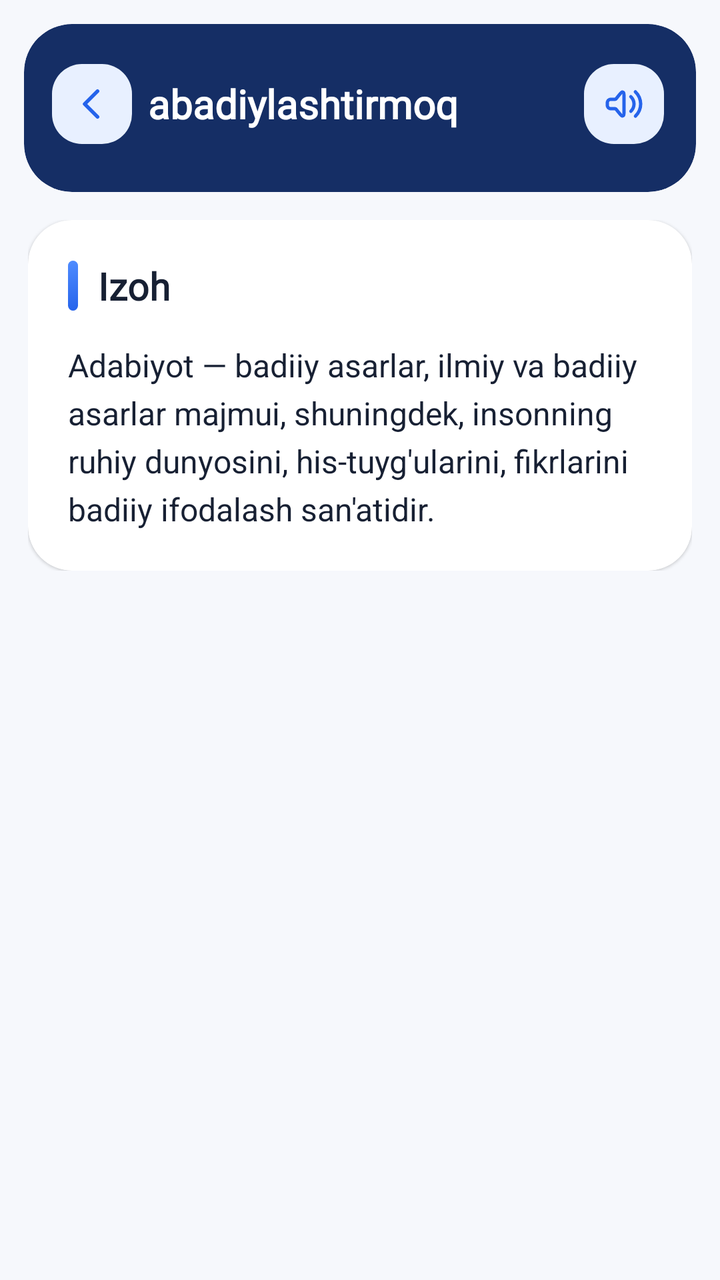
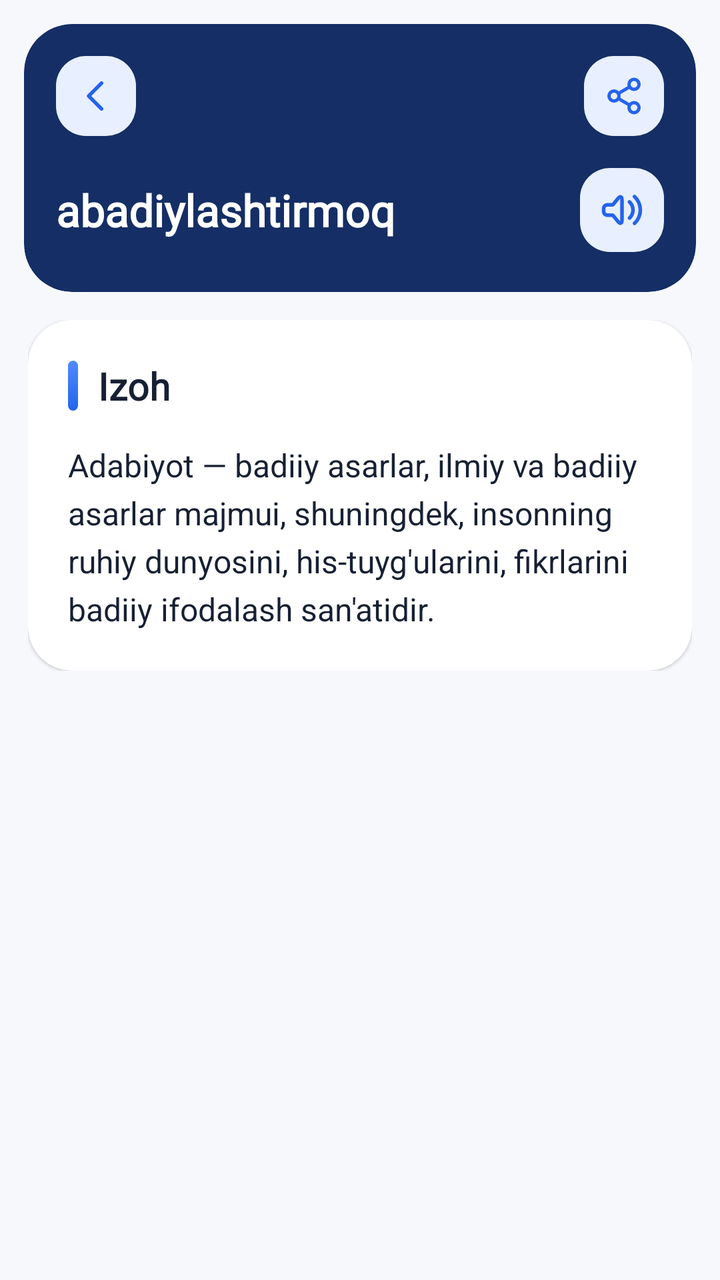

Two renders of the same Android screen: before a commit and after it. Below are the layout's source before the change and the commit's diff.
<!-- AndroidManifest.xml: application theme Theme.OzbekTiliningIzohliUgati -->
<!-- res/layout/fragment_dictionary_info.xml -->
<?xml version="1.0" encoding="utf-8"?>
<androidx.constraintlayout.widget.ConstraintLayout
    xmlns:android="http://schemas.android.com/apk/res/android"
    xmlns:app="http://schemas.android.com/apk/res-auto"
    xmlns:tools="http://schemas.android.com/tools"
    android:layout_width="match_parent"
    android:layout_height="match_parent"
    android:background="@color/settings_background"
    tools:context=".presentation.DictionaryInfoFragment">

    <androidx.cardview.widget.CardView
        android:id="@+id/topCard"
        android:layout_width="0dp"
        android:layout_height="wrap_content"
        android:layout_marginStart="12dp"
        android:layout_marginTop="12dp"
        android:layout_marginEnd="12dp"
        app:cardBackgroundColor="@color/header_blue"
        app:cardCornerRadius="24dp"
        app:cardElevation="0dp"
        app:layout_constraintEnd_toEndOf="parent"
        app:layout_constraintStart_toStartOf="parent"
        app:layout_constraintTop_toTopOf="parent">

        <androidx.constraintlayout.widget.ConstraintLayout
            android:layout_width="match_parent"
            android:layout_height="wrap_content"
            android:paddingTop="18dp"
            android:paddingBottom="22dp">

            <ImageView
                android:id="@+id/btn_back"
                android:layout_width="40dp"
                android:layout_height="40dp"
                android:layout_marginStart="14dp"
                android:background="@drawable/bg_back_button"
                android:padding="9dp"
                android:rotation="180"
                android:src="@drawable/right"
                app:layout_constraintBottom_toBottomOf="parent"
                app:layout_constraintStart_toStartOf="parent"
                app:layout_constraintTop_toTopOf="parent"
                app:tint="@color/primary_blue" />

            <FrameLayout
                android:id="@+id/word_container"
                android:layout_width="0dp"
                android:layout_height="wrap_content"
                android:layout_marginStart="8dp"
                android:layout_marginEnd="8dp"
                android:minHeight="44dp"
                app:layout_constraintBottom_toBottomOf="parent"
                app:layout_constraintEnd_toStartOf="@id/img_transcription_icon"
                app:layout_constraintStart_toEndOf="@id/btn_back"
                app:layout_constraintTop_toTopOf="parent">

                <TextView
                    android:id="@+id/tv_word"
                    android:layout_width="match_parent"
                    android:layout_height="wrap_content"
                    android:layout_gravity="center_vertical"
                    android:fontFamily="@font/inter"
                    android:gravity="center_vertical"
                    android:includeFontPadding="true"
                    android:maxLines="2"
                    android:singleLine="true"
                    android:ellipsize="none"
                    android:text="abadiylashtirmoq"
                    android:textColor="@color/white"
                    android:textSize="20sp"
                    android:textStyle="bold"
                    app:autoSizeTextType="uniform"
                    app:autoSizeMinTextSize="18sp"
                    app:autoSizeMaxTextSize="30sp"
                    app:autoSizeStepGranularity="1sp" />

            </FrameLayout>

            <ImageView
                android:id="@+id/img_transcription_icon"
                android:layout_width="40dp"
                android:layout_height="40dp"
                android:layout_marginEnd="16dp"
                android:background="@drawable/bg_back_button"
                android:padding="10dp"
                android:src="@drawable/speaker"
                app:layout_constraintBottom_toBottomOf="parent"
                app:layout_constraintEnd_toEndOf="parent"
                app:layout_constraintTop_toTopOf="parent"
                app:tint="@color/primary_blue" />

        </androidx.constraintlayout.widget.ConstraintLayout>

    </androidx.cardview.widget.CardView>

    <androidx.core.widget.NestedScrollView
        android:layout_width="0dp"
        android:layout_height="0dp"
        android:layout_marginTop="14dp"
        android:clipToPadding="false"
        android:paddingBottom="30dp"
        app:layout_constraintBottom_toBottomOf="parent"
        app:layout_constraintEnd_toEndOf="parent"
        app:layout_constraintStart_toStartOf="parent"
        app:layout_constraintTop_toBottomOf="@id/topCard">

        <LinearLayout
            android:layout_width="match_parent"
            android:layout_height="wrap_content"
            android:orientation="vertical"
            android:paddingStart="14dp"
            android:paddingEnd="14dp"
            android:paddingBottom="30dp">

            <androidx.cardview.widget.CardView
                android:layout_width="match_parent"
                android:layout_height="wrap_content"
                app:cardBackgroundColor="@color/card_background"
                app:cardCornerRadius="22dp"
                app:cardElevation="1dp">

                <LinearLayout
                    android:layout_width="match_parent"
                    android:layout_height="wrap_content"
                    android:orientation="vertical"
                    android:padding="20dp">

                    <LinearLayout
                        android:layout_width="match_parent"
                        android:layout_height="wrap_content"
                        android:gravity="center_vertical"
                        android:orientation="horizontal">

                        <View
                            android:layout_width="5dp"
                            android:layout_height="25dp"
                            android:background="@drawable/bg_small_blue" />

                        <TextView
                            android:layout_width="wrap_content"
                            android:layout_height="wrap_content"
                            android:layout_marginStart="10dp"
                            android:fontFamily="@font/inter"
                            android:text="@string/explanation"
                            android:textColor="@color/text_primary"
                            android:textSize="19sp"
                            android:textStyle="bold" />

                    </LinearLayout>

                    <TextView
                        android:id="@+id/tv_description"
                        android:layout_width="match_parent"
                        android:layout_height="wrap_content"
                        android:layout_marginTop="16dp"
                        android:fontFamily="sans-serif"
                        android:includeFontPadding="true"
                        android:lineSpacingExtra="5dp"
                        android:text="Adabiyot — badiiy asarlar, ilmiy va badiiy asarlar majmui, shuningdek, insonning ruhiy dunyosini, his-tuyg'ularini, fikrlarini badiiy ifodalash san'atidir."
                        android:textColor="@color/text_primary"
                        android:textSize="16sp" />

                </LinearLayout>

            </androidx.cardview.widget.CardView>

        </LinearLayout>

    </androidx.core.widget.NestedScrollView>

</androidx.constraintlayout.widget.ConstraintLayout>
<!-- resources referenced by this layout -->
<resources>
  <color name="card_background">#FFFFFF</color>
  <color name="header_blue">#152E65</color>
  <color name="primary_blue">#2563EB</color>
  <color name="settings_background">#F6F8FC</color>
  <color name="text_primary">#172033</color>
  <color name="white">#FFFFFFFF</color>
  <!-- drawable bg_back_button (drawable) -->
  <?xml version="1.0" encoding="utf-8"?>
  <shape xmlns:android="http://schemas.android.com/apk/res/android"
      android:shape="rectangle">
  
      <solid android:color="#E8F0FF" />
  
      <corners android:radius="15dp" />
  
  </shape>
  <!-- drawable bg_small_blue (drawable) -->
  <?xml version="1.0" encoding="utf-8"?>
  <shape xmlns:android="http://schemas.android.com/apk/res/android"
      android:shape="rectangle">
  
      <gradient
          android:angle="135"
          android:startColor="#2563EB"
          android:endColor="#4F8CFF" />
  
      <corners android:radius="14dp" />
  
  </shape>
  <!-- drawable right (drawable) -->
  <vector xmlns:android="http://schemas.android.com/apk/res/android"
      android:width="24dp"
      android:height="24dp"
      android:viewportWidth="24"
      android:viewportHeight="24">
    <path
        android:pathData="M9,5L16,12L9,19"
        android:strokeLineJoin="round"
        android:strokeWidth="2"
        android:fillColor="#00000000"
        android:strokeColor="#000000"
        android:strokeLineCap="round"/>
  </vector>
  <string name="explanation">Izoh</string>
  <style name="Theme.OzbekTiliningIzohliUgati" parent="Base.Theme.OzbekTiliningIzohliUgati" />
  <color name="primary_blue_dark">#1D4ED8</color>
  <color name="surface">#FFFFFF</color>
  <color name="background">#F6F8FC</color>
  <style name="Widget.App.BottomNavigationView" parent="Widget.Material3.BottomNavigationView">
  
          <item name="itemBackground">@android:color/transparent</item>
  
      </style>
  <!-- unchanged entries left out for length: 2 -->
</resources>

<!-- the commit's change to res/layout/fragment_dictionary_info.xml (unified diff, before → after) -->
@@ -25,69 +25,82 @@
         <androidx.constraintlayout.widget.ConstraintLayout
             android:layout_width="match_parent"
             android:layout_height="wrap_content"
-            android:paddingTop="18dp"
-            android:paddingBottom="22dp">
+            android:paddingStart="16dp"
+            android:paddingTop="16dp"
+            android:paddingEnd="16dp"
+            android:paddingBottom="20dp">
 
             <ImageView
                 android:id="@+id/btn_back"
                 android:layout_width="40dp"
                 android:layout_height="40dp"
-                android:layout_marginStart="14dp"
                 android:background="@drawable/bg_back_button"
                 android:padding="9dp"
                 android:rotation="180"
                 android:src="@drawable/right"
-                app:layout_constraintBottom_toBottomOf="parent"
                 app:layout_constraintStart_toStartOf="parent"
                 app:layout_constraintTop_toTopOf="parent"
                 app:tint="@color/primary_blue" />
 
-            <FrameLayout
-                android:id="@+id/word_container"
+            <ImageView
+                android:id="@+id/btn_share"
+                android:layout_width="40dp"
+                android:layout_height="40dp"
+                android:background="@drawable/bg_back_button"
+                android:contentDescription="@string/share"
+                android:padding="10dp"
+                android:src="@drawable/ic_share"
+                app:layout_constraintEnd_toEndOf="parent"
+                app:layout_constraintTop_toTopOf="parent"
+                app:tint="@color/primary_blue" />
+
+            <LinearLayout
+                android:id="@+id/word_header_layout"
                 android:layout_width="0dp"
                 android:layout_height="wrap_content"
-                android:layout_marginStart="8dp"
-                android:layout_marginEnd="8dp"
-                android:minHeight="44dp"
+                android:layout_marginTop="16dp"
+                android:gravity="center_vertical"
+                android:orientation="horizontal"
                 app:layout_constraintBottom_toBottomOf="parent"
-                app:layout_constraintEnd_toStartOf="@id/img_transcription_icon"
-                app:layout_constraintStart_toEndOf="@id/btn_back"
-                app:layout_constraintTop_toTopOf="parent">
+                app:layout_constraintEnd_toEndOf="parent"
+                app:layout_constraintStart_toStartOf="parent"
+                app:layout_constraintTop_toBottomOf="@id/btn_back">
 
                 <TextView
                     android:id="@+id/tv_word"
-                    android:layout_width="match_parent"
+                    android:layout_width="0dp"
                     android:layout_height="wrap_content"
-                    android:layout_gravity="center_vertical"
+                    android:layout_weight="1"
+                    android:ellipsize="none"
                     android:fontFamily="@font/inter"
-                    android:gravity="center_vertical"
                     android:includeFontPadding="true"
                     android:maxLines="2"
-                    android:singleLine="true"
-                    android:ellipsize="none"
                     android:text="abadiylashtirmoq"
                     android:textColor="@color/white"
-                    android:textSize="20sp"
+                    android:textSize="22sp"
                     android:textStyle="bold"
-                    app:autoSizeTextType="uniform"
-                    app:autoSizeMinTextSize="18sp"
-                    app:autoSizeMaxTextSize="30sp"
-                    app:autoSizeStepGranularity="1sp" />
+                    app:autoSizeMaxTextSize="28sp"
+                    app:autoSizeMinTextSize="16sp"
+                    app:autoSizeStepGranularity="1sp"
+                    app:autoSizeTextType="uniform" />
 
-            </FrameLayout>
+                <FrameLayout
+                    android:layout_width="42dp"
+                    android:layout_height="42dp"
+                    android:layout_marginStart="12dp"
+                    android:background="@drawable/bg_back_button">
 
-            <ImageView
-                android:id="@+id/img_transcription_icon"
-                android:layout_width="40dp"
-                android:layout_height="40dp"
-                android:layout_marginEnd="16dp"
-                android:background="@drawable/bg_back_button"
-                android:padding="10dp"
-                android:src="@drawable/speaker"
-                app:layout_constraintBottom_toBottomOf="parent"
-                app:layout_constraintEnd_toEndOf="parent"
-                app:layout_constraintTop_toTopOf="parent"
-                app:tint="@color/primary_blue" />
+                    <ImageView
+                        android:id="@+id/img_transcription_icon"
+                        android:layout_width="match_parent"
+                        android:layout_height="match_parent"
+                        android:padding="10dp"
+                        android:src="@drawable/speaker"
+                        app:tint="@color/primary_blue" />
+
+                </FrameLayout>
+
+            </LinearLayout>
 
         </androidx.constraintlayout.widget.ConstraintLayout>
 
<!-- resource entries referenced after the edit -->
@@ -29,6 +29,49 @@
       <corners android:radius="14dp" />
   
   </shape>
+  <!-- drawable ic_share (drawable) -->
+  <?xml version="1.0" encoding="utf-8"?>
+  <vector xmlns:android="http://schemas.android.com/apk/res/android"
+      android:width="24dp"
+      android:height="24dp"
+      android:viewportWidth="24"
+      android:viewportHeight="24">
+      <path
+          android:fillColor="#00000000"
+          android:pathData="M18,8C19.6569,8 21,6.6569 21,5C21,3.34315 19.6569,2 18,2C16.3431,2 15,3.34315 15,5C15,6.6569 16.3431,8 18,8Z"
+          android:strokeColor="#000000"
+          android:strokeLineCap="round"
+          android:strokeLineJoin="round"
+          android:strokeWidth="2" />
+      <path
+          android:fillColor="#00000000"
+          android:pathData="M6,15C7.65685,15 9,13.6569 9,12C9,10.3431 7.65685,9 6,9C4.34315,9 3,10.3431 3,12C3,13.6569 4.34315,15 6,15Z"
+          android:strokeColor="#000000"
+          android:strokeLineCap="round"
+          android:strokeLineJoin="round"
+          android:strokeWidth="2" />
+      <path
+          android:fillColor="#00000000"
+          android:pathData="M18,22C19.6569,22 21,20.6569 21,19C21,17.3431 19.6569,16 18,16C16.3431,16 15,17.3431 15,19C15,20.6569 16.3431,22 18,22Z"
+          android:strokeColor="#000000"
+          android:strokeLineCap="round"
+          android:strokeLineJoin="round"
+          android:strokeWidth="2" />
+      <path
+          android:fillColor="#00000000"
+          android:pathData="M8.59,13.51L15.42,17.49"
+          android:strokeColor="#000000"
+          android:strokeLineCap="round"
+          android:strokeLineJoin="round"
+          android:strokeWidth="2" />
+      <path
+          android:fillColor="#00000000"
+          android:pathData="M15.41,6.51L8.59,10.49"
+          android:strokeColor="#000000"
+          android:strokeLineCap="round"
+          android:strokeLineJoin="round"
+          android:strokeWidth="2" />
+  </vector>
   <!-- drawable right (drawable) -->
   <vector xmlns:android="http://schemas.android.com/apk/res/android"
       android:width="24dp"
@@ -44,6 +87,7 @@
         android:strokeLineCap="round"/>
   </vector>
   <string name="explanation">Izoh</string>
+  <string name="share">Ulashish</string>
   <style name="Theme.OzbekTiliningIzohliUgati" parent="Base.Theme.OzbekTiliningIzohliUgati" />
   <color name="primary_blue_dark">#1D4ED8</color>
   <color name="surface">#FFFFFF</color>
